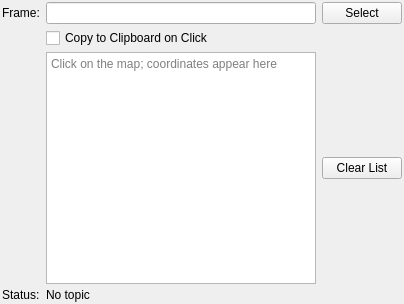
Qt form mapviz_plugins/ui/coordinate_picker_config.ui (swri-robotics/mapviz) before a commit.
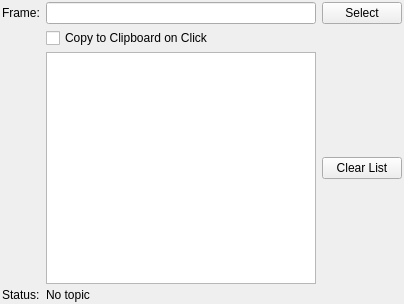
The same form after that commit.

Commit message: Make coordinate picker compile in Indigo

Patch:
```diff
--- a/mapviz_plugins/ui/coordinate_picker_config.ui
+++ b/mapviz_plugins/ui/coordinate_picker_config.ui
@@ -72,9 +72,6 @@
      <property name="textInteractionFlags">
       <set>Qt::TextSelectableByKeyboard|Qt::TextSelectableByMouse</set>
      </property>
-     <property name="placeholderText">
-      <string>Click on the map; coordinates appear here</string>
-     </property>
     </widget>
    </item>
    <item row="0" column="0">
```
The commit also changes 1 other file.
